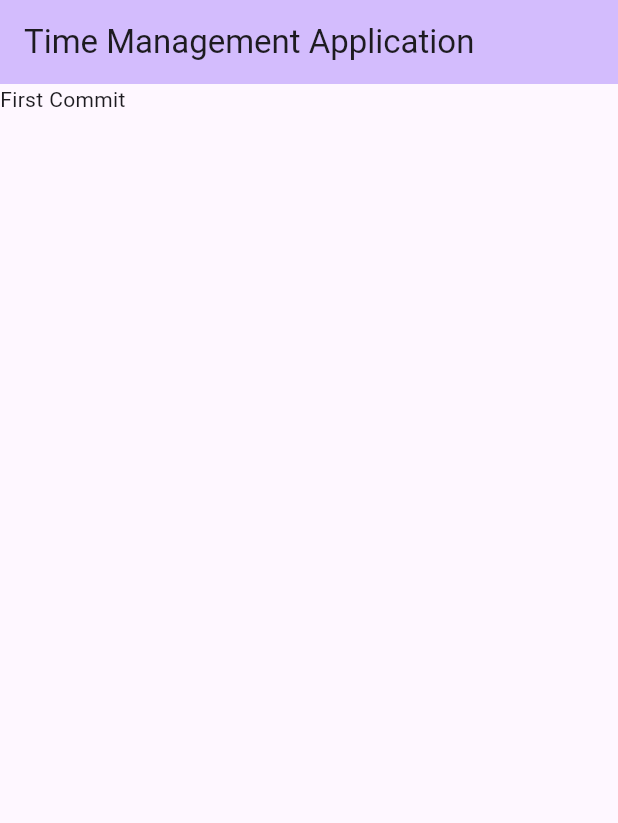
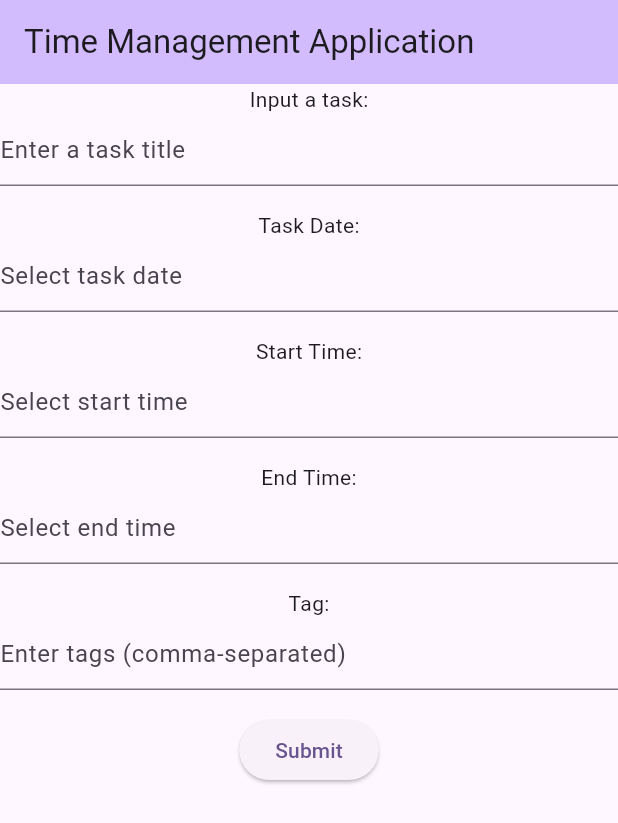
Before and after one commit to brycebien/ASE456-HW8-IndividualProject, a Flutter app: the screen it shows after launch, on a phone screen of 412 x 824 dp. Shown: the top 823 px of the screen. Run offline on Flutter 3.47's test engine with Material 3 defaults, Android fonts, the phone set to English and light mode, and no system bars; our stand-ins replace cloud_firestore, firebase_core; accounts and stored records are empty.

Commit message:
created prototype GUI for collecting input
TODO: record inputs to db

```diff
--- a/lib/main.dart
+++ b/lib/main.dart
@@ -42,6 +42,11 @@ class MyHomePage extends StatefulWidget {
 }
 
 class _MyHomePageState extends State<MyHomePage> {
+  var titleController = TextEditingController();
+  var dateController = TextEditingController();
+  var tagsController = TextEditingController();
+  var startTimeController = TextEditingController();
+  var endTimeController = TextEditingController();
   @override
   Widget build(BuildContext context) {
     return Scaffold(
@@ -49,7 +54,93 @@ class _MyHomePageState extends State<MyHomePage> {
         backgroundColor: Theme.of(context).colorScheme.inversePrimary,
         title: Text(widget.title),
       ),
-      body: const Text('First Commit'),
+      body: Column(
+        children: [
+          //TASK
+          const Text('Input a task:'),
+          TextField(
+            controller: titleController,
+            decoration: const InputDecoration(hintText: 'Enter a task title'),
+          ),
+          const SizedBox(
+            height: 16,
+          ),
+
+          //DATE
+          const Text('Task Date:'),
+          TextField(
+            controller: dateController,
+            onTap: () async {
+              DateTime? selectedDate = await showDatePicker(
+                context: context,
+                firstDate: DateTime(2000),
+                lastDate: DateTime(2100),
+              );
+              if (selectedDate != null) {
+                dateController.text = selectedDate.toLocal().toString();
+              }
+            },
+            decoration: const InputDecoration(hintText: 'Select task date'),
+          ),
+          const SizedBox(height: 16),
+
+          //START TIME
+          const Text('Start Time:'),
+          TextField(
+            controller: startTimeController,
+            onTap: () async {
+              TimeOfDay? selectedTime = await showTimePicker(
+                context: context,
+                initialTime: TimeOfDay.now(),
+              );
+              if (selectedTime != null) {
+                startTimeController.text = selectedTime.format(context);
+              }
+            },
+            decoration: const InputDecoration(hintText: 'Select start time'),
+          ),
+          const SizedBox(height: 16),
+
+          //END TIME
+          const Text('End Time:'),
+          TextField(
+            controller: endTimeController,
+            onTap: () async {
+              TimeOfDay? selectedTime = await showTimePicker(
+                context: context,
+                initialTime: TimeOfDay.now(),
+              );
+              if (selectedTime != null) {
+                endTimeController.text = selectedTime.format(context);
+              }
+            },
+            decoration: const InputDecoration(hintText: 'Select end time'),
+          ),
+          const SizedBox(height: 16),
+
+          //TAG
+          const Text('Tag:'),
+          TextField(
+            controller: tagsController,
+            decoration:
+                const InputDecoration(hintText: 'Enter tags (comma-separated)'),
+          ),
+          const SizedBox(height: 16),
+
+          //INPUT BUTTON
+          ElevatedButton(
+            onPressed: () {
+              //TODO: input inputs into db
+              print('title: ' + titleController.text);
+              print('date: ' + dateController.text);
+              print('sart time: ' + startTimeController.text);
+              print('end time: ' + endTimeController.text);
+              print('tag: ' + tagsController.text);
+            },
+            child: const Text('Submit'),
+          )
+        ],
+      ),
     );
   }
 }
```
